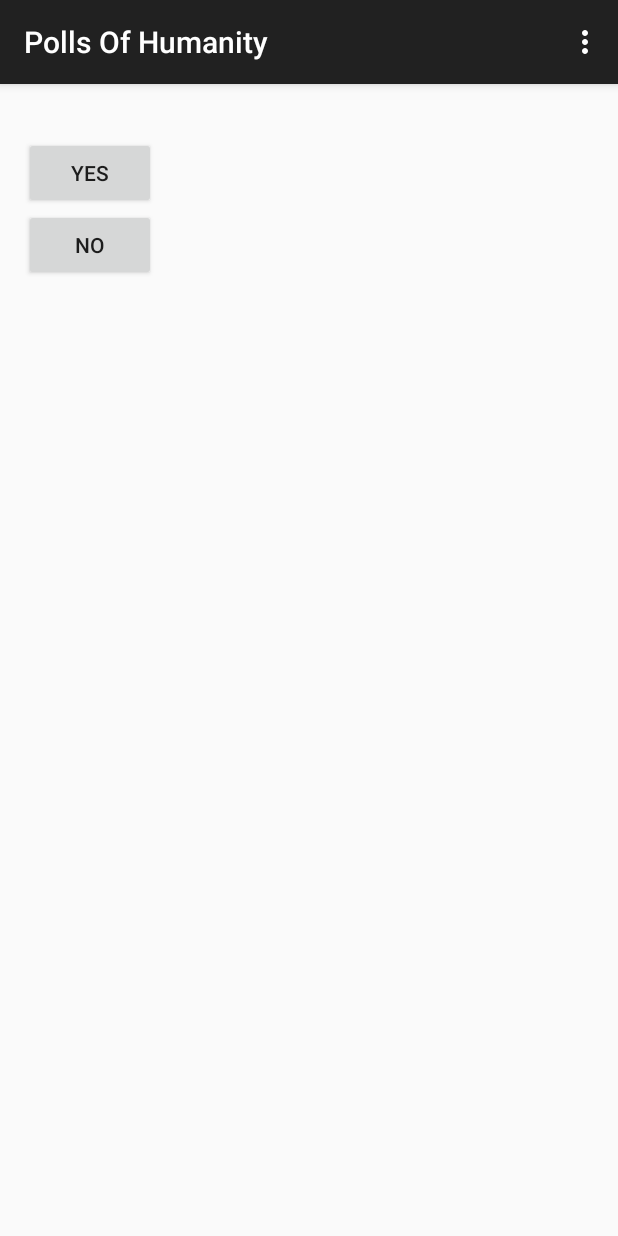
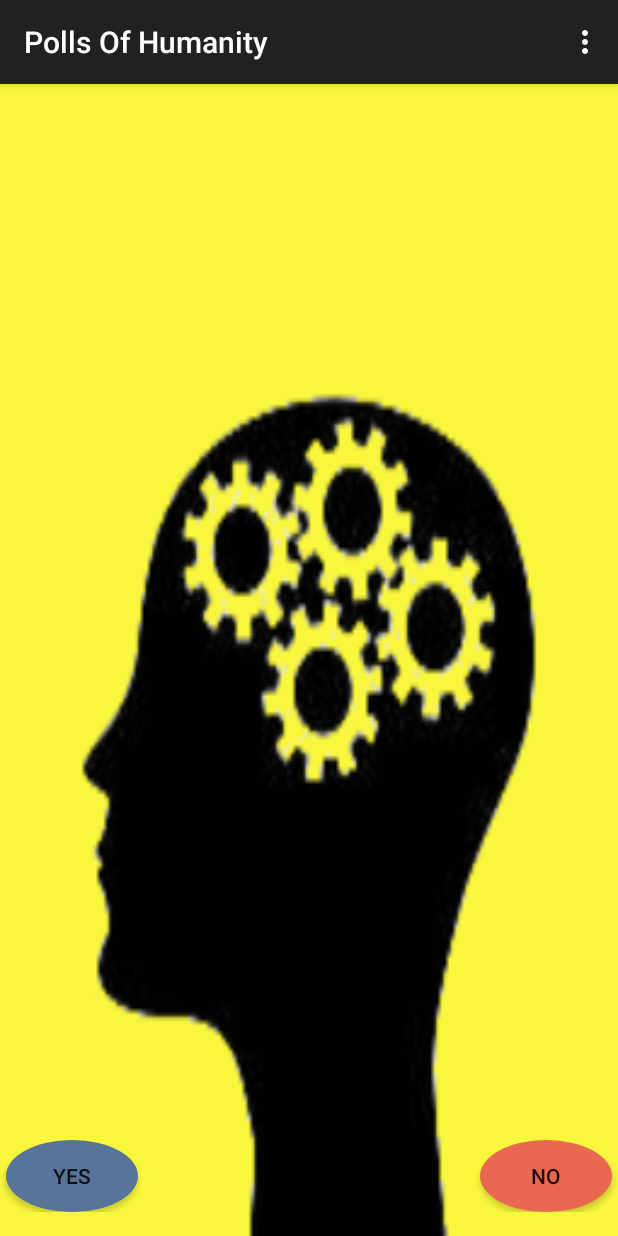
Before and after one commit to asavale1/poh-android, an Android app: the screen it shows after launch (BaseActivity), on a phone screen of 412 x 824 dp. Run offline under Robolectric (Android 15) with nearby library versions, the phone set to English and light mode, and no system bars.

Commit message:
posting request and graphics

```diff
--- /dev/null
+++ b/app/src/main/res/drawable/background.xml
@@ -0,0 +1,4 @@
+<?xml version="1.0" encoding="utf-8"?>
+<selector xmlns:android="http://schemas.android.com/apk/res/android">
+
+</selector>
--- /dev/null
+++ b/app/src/main/res/drawable/oval_button_no.xml
@@ -0,0 +1,10 @@
+<?xml version="1.0" encoding="utf-8"?>
+<shape xmlns:android="http://schemas.android.com/apk/res/android"
+    android:shape="oval" >
+    <gradient
+        android:startColor="@color/red"
+        android:centerColor="@color/red"
+        android:endColor="@color/red"
+        android:angle="90"/>
+
+</shape>
--- /dev/null
+++ b/app/src/main/res/drawable/oval_button_yes.xml
@@ -0,0 +1,10 @@
+<?xml version="1.0" encoding="utf-8"?>
+<shape xmlns:android="http://schemas.android.com/apk/res/android"
+    android:shape="oval" >
+    <gradient
+        android:startColor="@color/blue"
+        android:centerColor="@color/blue"
+        android:endColor="@color/blue"
+        android:angle="90"/>
+
+</shape>
--- a/app/src/main/res/layout/activity_base.xml
+++ b/app/src/main/res/layout/activity_base.xml
@@ -1,9 +1,9 @@
 <RelativeLayout xmlns:android="http://schemas.android.com/apk/res/android"
     xmlns:tools="http://schemas.android.com/tools" android:layout_width="match_parent"
-    android:layout_height="match_parent" android:paddingLeft="@dimen/activity_horizontal_margin"
-    android:paddingRight="@dimen/activity_horizontal_margin"
+    android:layout_height="match_parent"
     android:paddingTop="@dimen/activity_vertical_margin"
-    android:paddingBottom="@dimen/activity_vertical_margin" tools:context=".BaseActivity">
+    android:paddingBottom="@dimen/activity_vertical_margin" tools:context=".BaseActivity"
+    android:background="@drawable/humanmind">
 
     <TextView
         android:layout_width="wrap_content"
@@ -13,15 +13,22 @@
     <Button
         android:layout_width="wrap_content"
         android:layout_height="wrap_content"
+        android:background="@drawable/oval_button_yes"
         android:text="Yes"
         android:id="@+id/butt_Yes"
-        android:layout_below="@id/question_Text"/>
+        android:layout_alignParentBottom="true"
+        android:layout_alignParentLeft="true"
+        android:layout_marginLeft="4dp"
+        />
 
     <Button
         android:layout_width="wrap_content"
         android:layout_height="wrap_content"
+        android:background="@drawable/oval_button_no"
         android:text="No"
         android:id="@+id/butt_No"
-        android:layout_below="@id/butt_Yes"/>
+        android:layout_alignParentBottom="true"
+        android:layout_alignParentRight="true"
+        android:layout_marginRight="4dp"/>
 
 </RelativeLayout>
--- /dev/null
+++ b/app/src/main/res/values/colors.xml
@@ -0,0 +1,11 @@
+<?xml version="1.0" encoding="utf-8"?>
+<resources>
+    <item name="yellow" type="color">#EBFA00</item>
+    <item name="blue" type="color">#587498</item>
+    <item name="red" type="color">#E86850</item>
+    <integer-array name="androidcolors">
+    <item>@color/yellow</item>
+        <item>@color/blue</item>
+        <item>@color/red</item>
+    </integer-array>
+</resources>
```
Also changed, not shown: app/src/main/res/drawable/humanmind.png (added).
